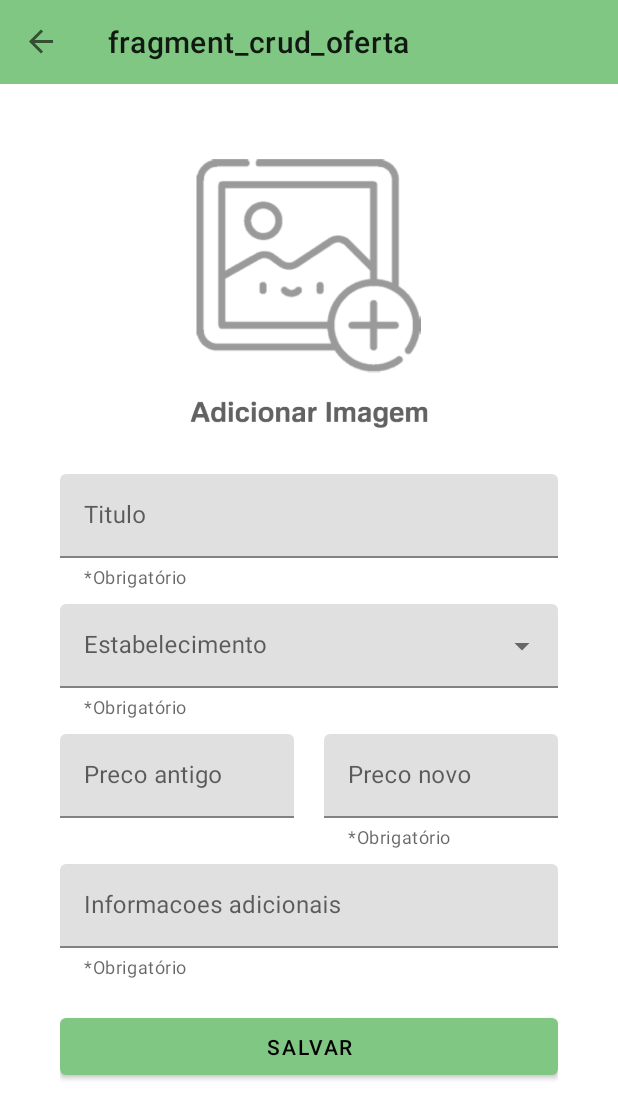
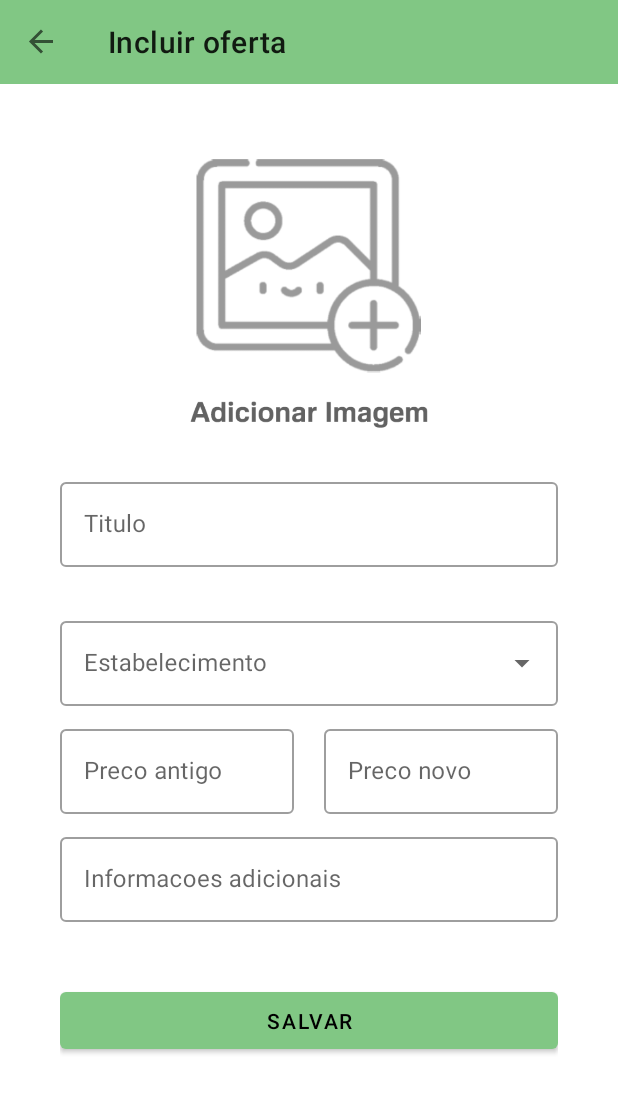
Before and after one commit to Rnnfranca/mais-barato-app, an Android app: the CrudOfertaFragment screen opened through its navigation route, on a phone screen of 412 x 824 dp. Shown: the top 1119 px of the screen. Run offline under Robolectric (Android 15) with nearby library versions, the phone set to English and light mode, and no system bars; our stand-ins replace Dagger/Hilt's generated code, Firebase (no records; nobody signed in at launch, a user with empty details on screens opened directly), navigation-ui.

Commit message:
ajuste edit text

```diff
--- a/app/src/main/java/com/example/maisbarato/MainActivity.kt
+++ b/app/src/main/java/com/example/maisbarato/MainActivity.kt
@@ -70,6 +70,8 @@ class MainActivity : AppCompatActivity() {
             NavController.OnDestinationChangedListener { _, destination, arguments ->
                 visibilidadeToolbar(destination.id)
                 desabilitaMenuDrawer(destination.id)
+
+//                binding.toolbar.title = destination.id
             }
     }
 
--- a/app/src/main/res/layout/fragment_crud_oferta.xml
+++ b/app/src/main/res/layout/fragment_crud_oferta.xml
@@ -61,7 +61,6 @@
                 android:hint="Titulo"
                 app:errorEnabled="true"
                 app:helperTextEnabled="true"
-                app:helperText="*Obrigatório"
                 app:layout_constraintStart_toStartOf="parent"
                 app:layout_constraintTop_toTopOf="parent">
 
@@ -80,7 +79,6 @@
                 android:hint="Estabelecimento"
                 android:layout_marginTop="10dp"
                 app:helperTextEnabled="true"
-                app:helperText="*Obrigatório"
                 app:endIconMode="custom"
                 app:endIconDrawable="@drawable/ic_arrow_drop_down"
                 app:layout_constraintTop_toBottomOf="@id/crud_titulo">
@@ -124,7 +122,6 @@
                 android:layout_marginTop="10dp"
                 android:layout_marginStart="10dp"
                 app:helperTextEnabled="true"
-                app:helperText="*Obrigatório"
                 app:layout_constraintTop_toBottomOf="@id/crud_estabelecimento"
                 app:layout_constraintStart_toEndOf="@id/crud_preco_antigo"
                 app:layout_constraintEnd_toEndOf="parent">
@@ -144,7 +141,6 @@
                 android:hint="Informacoes adicionais"
                 android:layout_marginTop="10dp"
                 app:helperTextEnabled="true"
-                app:helperText="*Obrigatório"
                 app:errorEnabled="true"
                 app:layout_constraintTop_toBottomOf="@id/crud_preco_novo">
 
--- a/app/src/main/res/layout/fragment_login.xml
+++ b/app/src/main/res/layout/fragment_login.xml
@@ -31,7 +31,6 @@
 
     <com.google.android.material.textfield.TextInputLayout
         android:id="@+id/input_email_login"
-        style="@style/Widget.MaterialComponents.TextInputLayout.OutlinedBox"
         android:layout_width="match_parent"
         android:layout_height="wrap_content"
         android:hint="@string/e_mail"
@@ -49,7 +48,6 @@
 
     <com.google.android.material.textfield.TextInputLayout
         android:id="@+id/input_senha_login"
-        style="@style/Widget.MaterialComponents.TextInputLayout.OutlinedBox"
         android:layout_width="match_parent"
         android:layout_height="wrap_content"
         android:layout_marginTop="18dp"
--- a/app/src/main/res/navigation/nav_graph.xml
+++ b/app/src/main/res/navigation/nav_graph.xml
@@ -7,7 +7,7 @@
     <fragment
         android:id="@+id/listaOfertasFragment"
         android:name="com.example.maisbarato.view.ListaOfertasFragment"
-        android:label="fragment_lista_ofertas"
+        android:label="Ofertas"
         tools:layout="@layout/fragment_lista_ofertas" >
         <action
             android:id="@+id/action_listaOfertasFragment_to_crudOfertaFragment"
@@ -19,12 +19,12 @@
     <fragment
         android:id="@+id/crudOfertaFragment"
         android:name="com.example.maisbarato.view.CrudOfertaFragment"
-        android:label="fragment_crud_oferta"
+        android:label="Incluir oferta"
         tools:layout="@layout/fragment_crud_oferta"/>
     <fragment
         android:id="@+id/detalhesOfertaFragment"
         android:name="com.example.maisbarato.view.DetalhesOfertaFragment"
-        android:label="fragment_detalhes_oferta"
+        android:label="Detalhes"
         tools:layout="@layout/fragment_detalhes_oferta">
         <argument
             android:name="oferta"
--- a/app/src/main/res/values/themes.xml
+++ b/app/src/main/res/values/themes.xml
@@ -19,5 +19,8 @@
         <item name="colorSecondary">@color/blue_200</item>
         <item name="colorSecondaryVariant">@color/blue_700</item>
         <item name="colorOnSecondary">@color/black</item>
+
+        <!-- Text input fields -->
+        <item name="textInputStyle">@style/Widget.MaterialComponents.TextInputLayout.OutlinedBox</item>
     </style>
 </resources>
```
